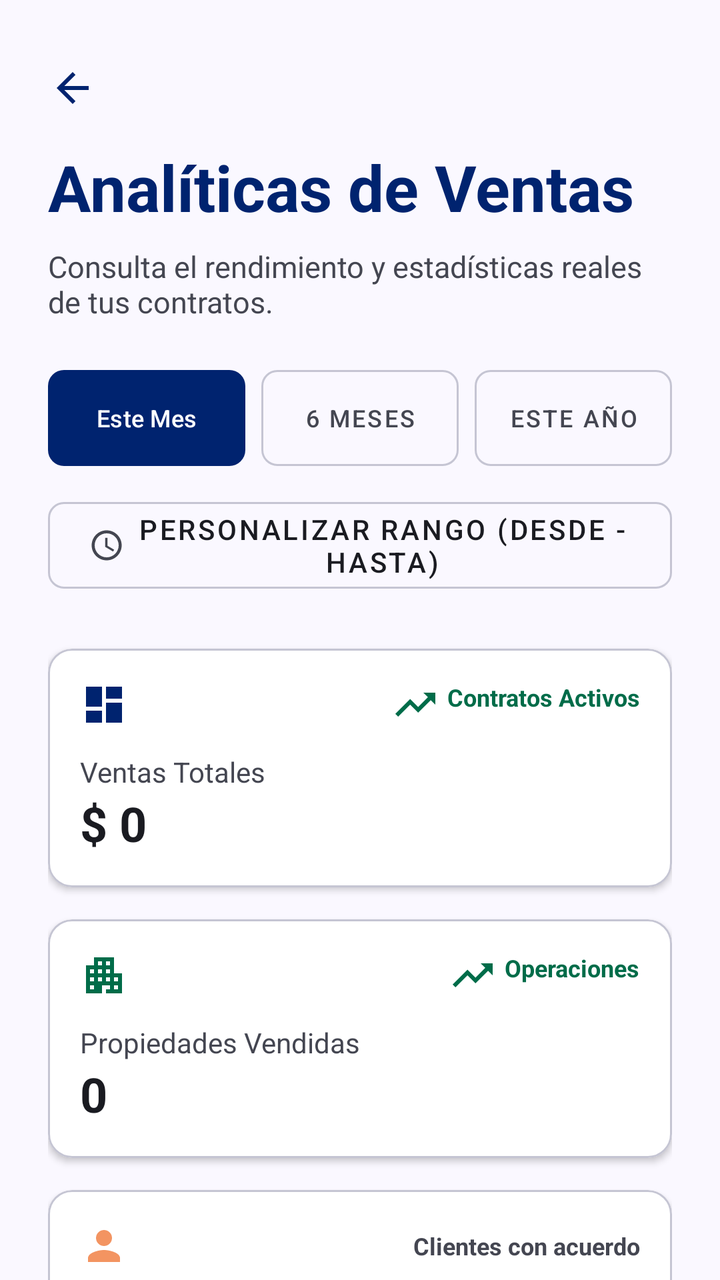
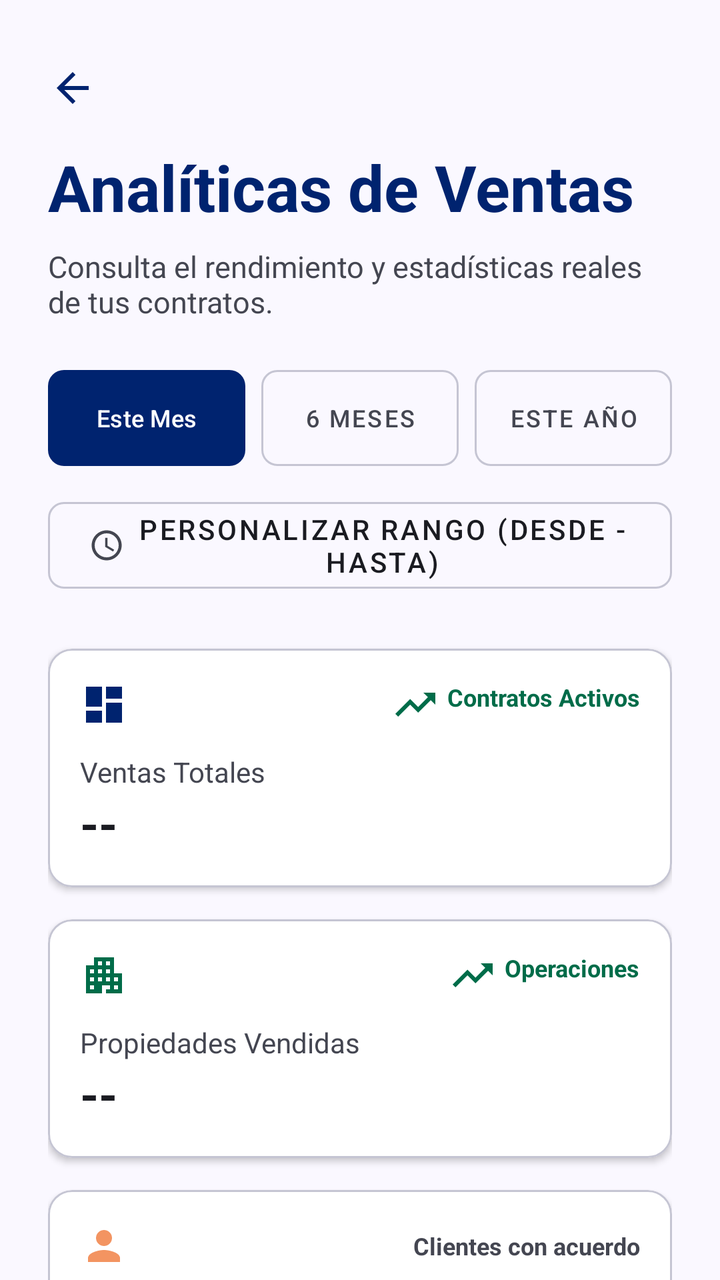

Screens rendered from an Android XML layout before and after an edit, with the pre-edit source and the edit as a unified diff.
<!-- AndroidManifest.xml: application theme Theme.InmobiliariaVenta -->
<!-- res/layout/fragment_admin_ventas.xml -->
<?xml version="1.0" encoding="utf-8"?>
<androidx.coordinatorlayout.widget.CoordinatorLayout xmlns:android="http://schemas.android.com/apk/res/android"
    xmlns:app="http://schemas.android.com/apk/res-auto"
    xmlns:tools="http://schemas.android.com/tools"
    android:layout_width="match_parent"
    android:layout_height="match_parent"
    android:background="@color/colorSurface"
    tools:context=".ui.admin.AdminVentasFragment">

    <androidx.core.widget.NestedScrollView
        android:layout_width="match_parent"
        android:layout_height="match_parent"
        android:fillViewport="true"
        android:clipToPadding="false"
        android:paddingBottom="24dp">

        <LinearLayout
            android:layout_width="match_parent"
            android:layout_height="wrap_content"
            android:orientation="vertical"
            android:padding="24dp">

            
            <ImageButton
                android:id="@+id/btn_back"
                android:layout_width="40dp"
                android:layout_height="40dp"
                android:layout_marginBottom="8dp"
                android:layout_marginStart="-8dp"
                android:background="?attr/selectableItemBackgroundBorderless"
                android:src="@drawable/ic_arrow_back"
                app:tint="@color/colorPrimary"
                android:contentDescription="Volver" />

            <TextView
                android:layout_width="wrap_content"
                android:layout_height="wrap_content"
                android:text="Analíticas de Ventas"
                android:textColor="@color/colorPrimary"
                android:textSize="32sp"
                android:textStyle="bold" />

            <TextView
                android:layout_width="wrap_content"
                android:layout_height="wrap_content"
                android:layout_marginTop="8dp"
                android:layout_marginBottom="24dp"
                android:text="Consulta el rendimiento y estadísticas reales de tus contratos."
                android:textColor="@color/colorOnSurfaceVariant"
                android:textSize="15sp" />

            
            <LinearLayout
                android:layout_width="match_parent"
                android:layout_height="wrap_content"
                android:orientation="vertical"
                android:layout_marginBottom="24dp">

                <LinearLayout
                    android:layout_width="match_parent"
                    android:layout_height="wrap_content"
                    android:orientation="horizontal"
                    android:baselineAligned="false">

                    <com.google.android.material.button.MaterialButton
                        android:id="@+id/btn_periodo_mes"
                        android:layout_width="0dp"
                        android:layout_height="wrap_content"
                        android:layout_weight="1"
                        android:text="Este Mes"
                        android:layout_marginEnd="8dp"
                        app:backgroundTint="@color/colorPrimary"
                        android:textColor="@color/colorOnPrimary"
                        app:cornerRadius="8dp"
                        android:textSize="12sp"
                        android:insetTop="0dp"
                        android:insetBottom="0dp"
                        android:padding="8dp"/>

                    <com.google.android.material.button.MaterialButton
                        android:id="@+id/btn_periodo_6_meses"
                        android:layout_width="0dp"
                        android:layout_height="wrap_content"
                        android:layout_weight="1"
                        android:text="6 Meses"
                        style="@style/Widget.MaterialComponents.Button.OutlinedButton"
                        android:layout_marginEnd="8dp"
                        android:textColor="@color/colorOnSurfaceVariant"
                        app:strokeColor="@color/colorOutlineVariant"
                        app:cornerRadius="8dp"
                        android:textSize="12sp"
                        android:insetTop="0dp"
                        android:insetBottom="0dp"
                        android:padding="8dp"/>

                    <com.google.android.material.button.MaterialButton
                        android:id="@+id/btn_periodo_anio"
                        android:layout_width="0dp"
                        android:layout_height="wrap_content"
                        android:layout_weight="1"
                        android:text="Este Año"
                        style="@style/Widget.MaterialComponents.Button.OutlinedButton"
                        android:textColor="@color/colorOnSurfaceVariant"
                        app:strokeColor="@color/colorOutlineVariant"
                        app:cornerRadius="8dp"
                        android:textSize="12sp"
                        android:insetTop="0dp"
                        android:insetBottom="0dp"
                        android:padding="8dp"/>
                </LinearLayout>

                
                <com.google.android.material.button.MaterialButton
                    android:id="@+id/btn_custom_range"
                    android:layout_width="match_parent"
                    android:layout_height="wrap_content"
                    android:layout_marginTop="12dp"
                    android:text="Personalizar rango (Desde - Hasta)"
                    style="@style/Widget.MaterialComponents.Button.OutlinedButton"
                    app:icon="@drawable/ic_schedule"
                    app:iconGravity="textStart"
                    android:textColor="@color/colorOnSurface"
                    app:iconTint="@color/colorOnSurfaceVariant"
                    app:strokeColor="@color/colorOutlineVariant"
                    app:cornerRadius="8dp" />
            </LinearLayout>

            
            <com.google.android.material.card.MaterialCardView
                android:layout_width="match_parent"
                android:layout_height="wrap_content"
                android:layout_marginBottom="16dp"
                app:cardBackgroundColor="@color/colorSurfaceContainerLowest"
                app:cardCornerRadius="12dp"
                app:cardElevation="2dp"
                app:strokeColor="@color/colorOutlineVariant"
                app:strokeWidth="1dp">

                <LinearLayout
                    android:layout_width="match_parent"
                    android:layout_height="wrap_content"
                    android:orientation="vertical"
                    android:padding="16dp">

                    <LinearLayout
                        android:layout_width="match_parent"
                        android:layout_height="wrap_content"
                        android:orientation="horizontal"
                        android:gravity="center_vertical">

                        <ImageView
                            android:layout_width="24dp"
                            android:layout_height="24dp"
                            android:src="@drawable/ic_dashboard"
                            app:tint="@color/colorPrimary" />

                        <Space android:layout_width="0dp" android:layout_height="wrap_content" android:layout_weight="1" />

                        <TextView
                            android:id="@+id/tv_ventas_totales_badge"
                            android:layout_width="wrap_content"
                            android:layout_height="wrap_content"
                            android:text="Contratos Activos"
                            android:textColor="#006C49"
                            android:textSize="12sp"
                            android:textStyle="bold"
                            android:drawablePadding="4dp"
                            app:drawableStartCompat="@drawable/ic_trending_up"
                            app:drawableTint="#006C49" />
                    </LinearLayout>

                    <TextView
                        android:layout_width="wrap_content"
                        android:layout_height="wrap_content"
                        android:layout_marginTop="12dp"
                        android:text="Ventas Totales"
                        android:textColor="@color/colorOnSurfaceVariant"
                        android:textSize="14sp" />

                    <TextView
                        android:id="@+id/tv_ventas_totales_monto"
                        android:layout_width="wrap_content"
                        android:layout_height="wrap_content"
                        android:text="$ 0"
                        android:textColor="@color/colorOnSurface"
                        android:textSize="24sp"
                        android:textStyle="bold" />
                </LinearLayout>
            </com.google.android.material.card.MaterialCardView>

            
            <com.google.android.material.card.MaterialCardView
                android:layout_width="match_parent"
                android:layout_height="wrap_content"
                android:layout_marginBottom="16dp"
                app:cardBackgroundColor="@color/colorSurfaceContainerLowest"
                app:cardCornerRadius="12dp"
                app:cardElevation="2dp"
                app:strokeColor="@color/colorOutlineVariant"
                app:strokeWidth="1dp">

                <LinearLayout
                    android:layout_width="match_parent"
                    android:layout_height="wrap_content"
                    android:orientation="vertical"
                    android:padding="16dp">

                    <LinearLayout
                        android:layout_width="match_parent"
                        android:layout_height="wrap_content"
                        android:orientation="horizontal"
                        android:gravity="center_vertical">

                        <ImageView
                            android:layout_width="24dp"
                            android:layout_height="24dp"
                            android:src="@drawable/ic_propiedades"
                            app:tint="#006C49" />

                        <Space android:layout_width="0dp" android:layout_height="wrap_content" android:layout_weight="1" />

                        <TextView
                            android:id="@+id/tv_propiedades_vendidas_badge"
                            android:layout_width="wrap_content"
                            android:layout_height="wrap_content"
                            android:text="Operaciones"
                            android:textColor="#006C49"
                            android:textSize="12sp"
                            android:textStyle="bold"
                            android:drawablePadding="4dp"
                            app:drawableStartCompat="@drawable/ic_trending_up"
                            app:drawableTint="#006C49" />
                    </LinearLayout>

                    <TextView
                        android:layout_width="wrap_content"
                        android:layout_height="wrap_content"
                        android:layout_marginTop="12dp"
                        android:text="Propiedades Vendidas"
                        android:textColor="@color/colorOnSurfaceVariant"
                        android:textSize="14sp" />

                    <TextView
                        android:id="@+id/tv_propiedades_vendidas_count"
                        android:layout_width="wrap_content"
                        android:layout_height="wrap_content"
                        android:text="0"
                        android:textColor="@color/colorOnSurface"
                        android:textSize="24sp"
                        android:textStyle="bold" />
                </LinearLayout>
            </com.google.android.material.card.MaterialCardView>

            
            <com.google.android.material.card.MaterialCardView
                android:layout_width="match_parent"
                android:layout_height="wrap_content"
                android:layout_marginBottom="28dp"
                app:cardBackgroundColor="@color/colorSurfaceContainerLowest"
                app:cardCornerRadius="12dp"
                app:cardElevation="2dp"
                app:strokeColor="@color/colorOutlineVariant"
                app:strokeWidth="1dp">

                <LinearLayout
                    android:layout_width="match_parent"
                    android:layout_height="wrap_content"
                    android:orientation="vertical"
                    android:padding="16dp">

                    <LinearLayout
                        android:layout_width="match_parent"
                        android:layout_height="wrap_content"
                        android:orientation="horizontal"
                        android:gravity="center_vertical">

                        <ImageView
                            android:layout_width="24dp"
                            android:layout_height="24dp"
                            android:src="@drawable/ic_person"
                            app:tint="#F39461" />

                        <Space android:layout_width="0dp" android:layout_height="wrap_content" android:layout_weight="1" />

                        <TextView
                            android:id="@+id/tv_clientes_nuevos_badge"
                            android:layout_width="wrap_content"
                            android:layout_height="wrap_content"
                            android:text="Clientes con acuerdo"
                            android:textSize="12sp"
                            android:textColor="@color/colorOnSurfaceVariant"
                            android:textStyle="bold" />
                    </LinearLayout>

                    <TextView
                        android:layout_width="wrap_content"
                        android:layout_height="wrap_content"
                        android:layout_marginTop="12dp"
                        android:text="Clientes con Contrato"
                        android:textColor="@color/colorOnSurfaceVariant"
                        android:textSize="14sp" />

                    <TextView
                        android:id="@+id/tv_clientes_nuevos_count"
                        android:layout_width="wrap_content"
                        android:layout_height="wrap_content"
                        android:text="0"
                        android:textColor="@color/colorOnSurface"
                        android:textSize="24sp"
                        android:textStyle="bold" />
                </LinearLayout>
            </com.google.android.material.card.MaterialCardView>

            
            <com.google.android.material.card.MaterialCardView
                android:layout_width="match_parent"
                android:layout_height="wrap_content"
                android:layout_marginBottom="28dp"
                app:cardBackgroundColor="@color/colorSurfaceContainerLowest"
                app:cardCornerRadius="12dp"
                app:cardElevation="2dp"
                app:strokeColor="@color/colorOutlineVariant"
                app:strokeWidth="1dp">

                <LinearLayout
                    android:layout_width="match_parent"
                    android:layout_height="wrap_content"
                    android:orientation="vertical"
                    android:padding="16dp">

                    <LinearLayout
                        android:layout_width="match_parent"
                        android:layout_height="wrap_content"
                        android:orientation="horizontal"
                        android:gravity="center_vertical"
                        android:layout_marginBottom="12dp">

                        <ImageView
                            android:layout_width="24dp"
                            android:layout_height="24dp"
                            android:src="@drawable/ic_trending_up"
                            app:tint="#006C49" />

                        <TextView
                            android:layout_width="wrap_content"
                            android:layout_height="wrap_content"
                            android:layout_marginStart="8dp"
                            android:text="Reportes"
                            android:textColor="@color/colorPrimary"
                            android:textSize="18sp"
                            android:textStyle="bold" />
                    </LinearLayout>

                    <TextView
                        android:layout_width="match_parent"
                        android:layout_height="wrap_content"
                        android:layout_marginBottom="16dp"
                        android:text="Genera el reporte consolidado de ventas y operaciones del período seleccionado."
                        android:textColor="@color/colorOnSurfaceVariant"
                        android:textSize="14sp" />

                    <com.google.android.material.button.MaterialButton
                        android:id="@+id/btn_exportar_pdf"
                        android:layout_width="match_parent"
                        android:layout_height="wrap_content"
                        android:layout_marginBottom="8dp"
                        android:text="Exportar PDF"
                        android:textColor="@color/colorPrimary"
                        style="@style/Widget.MaterialComponents.Button.OutlinedButton"
                        app:strokeColor="@color/colorPrimary"
                        app:icon="@drawable/ic_inventory"
                        app:iconGravity="textStart"
                        app:iconTint="@color/colorPrimary"
                        app:cornerRadius="8dp" />

                    <com.google.android.material.button.MaterialButton
                        android:id="@+id/btn_exportar_excel"
                        android:layout_width="match_parent"
                        android:layout_height="wrap_content"
                        android:text="Exportar Excel (CSV)"
                        android:textColor="#006C49"
                        style="@style/Widget.MaterialComponents.Button.OutlinedButton"
                        app:strokeColor="#006C49"
                        app:icon="@drawable/ic_dashboard"
                        app:iconGravity="textStart"
                        app:iconTint="#006C49"
                        app:cornerRadius="8dp" />
                </LinearLayout>
            </com.google.android.material.card.MaterialCardView>

            
            <LinearLayout
                android:layout_width="match_parent"
                android:layout_height="wrap_content"
                android:orientation="horizontal"
                android:gravity="center_vertical"
                android:layout_marginBottom="14dp">

                <TextView
                    android:layout_width="0dp"
                    android:layout_height="wrap_content"
                    android:layout_weight="1"
                    android:text="Propiedades Vendidas"
                    android:textColor="@color/colorOnSurface"
                    android:textSize="20sp"
                    android:textStyle="bold" />

                <TextView
                    android:id="@+id/tv_ver_todas_propiedades"
                    android:layout_width="wrap_content"
                    android:layout_height="wrap_content"
                    android:text="Ver todas"
                    android:textColor="@color/colorPrimary"
                    android:textStyle="bold"
                    android:padding="8dp"
                    android:clickable="true"
                    android:focusable="true"
                    android:background="?attr/selectableItemBackgroundBorderless" />
            </LinearLayout>

            <LinearLayout
                android:id="@+id/layout_ventas_propiedades_container"
                android:layout_width="match_parent"
                android:layout_height="wrap_content"
                android:orientation="vertical" />

            <TextView
                android:id="@+id/tv_ventas_empty_propiedades"
                android:layout_width="match_parent"
                android:layout_height="wrap_content"
                android:gravity="center"
                android:paddingVertical="24dp"
                android:text="No hay ventas registradas en el período seleccionado."
                android:textColor="@color/colorOnSurfaceVariant"
                android:textSize="14sp"
                android:visibility="gone" />

        </LinearLayout>
    </androidx.core.widget.NestedScrollView>
</androidx.coordinatorlayout.widget.CoordinatorLayout>
<!-- resources referenced by this layout -->
<resources>
  <color name="colorOnPrimary">#FFFFFF</color>
  <color name="colorOnSurface">#1A1B21</color>
  <color name="colorOnSurfaceVariant">#444651</color>
  <color name="colorOutlineVariant">#C5C5D3</color>
  <color name="colorPrimary">#00236F</color>
  <color name="colorSurface">#FAF8FF</color>
  <color name="colorSurfaceContainerLowest">#FFFFFF</color>
  <!-- drawable ic_arrow_back (drawable) -->
  <vector xmlns:android="http://schemas.android.com/apk/res/android"
      android:width="24dp"
      android:height="24dp"
      android:viewportWidth="24"
      android:viewportHeight="24">
    <path
        android:fillColor="@color/colorPrimary"
        android:pathData="M20,11H7.83l5.59,-5.59L12,4l-8,8 8,8 1.41,-1.41L7.83,13H20v-2z"/>
  </vector>
  <!-- drawable ic_dashboard (drawable) -->
  <vector xmlns:android="http://schemas.android.com/apk/res/android"
      android:width="24dp"
      android:height="24dp"
      android:viewportWidth="24"
      android:viewportHeight="24">
    <path
        android:fillColor="#FF000000"
        android:pathData="M3,13h8L11,3L3,3v10zM3,21h8v-6L3,15v6zM13,21h8V11h-8v10zM13,3v6h8L21,3h-8z"/>
  </vector>
  <!-- drawable ic_inventory (drawable) -->
  <vector xmlns:android="http://schemas.android.com/apk/res/android"
      android:width="24dp"
      android:height="24dp"
      android:viewportWidth="24"
      android:viewportHeight="24">
    <path
        android:fillColor="#FF000000"
        android:pathData="M20,2H4C3,2 2,2.9 2,4v3.01C2,7.73 2.43,8.35 3,8.7V20c0,1.1 0.9,2 2,2h14c1.1,0 2,-0.9 2,-2V8.7c0.57,-0.35 1,-0.97 1,-1.69V4C22,2.9 21.1,2 20,2zM19,20H5V9h14V20zM20,7H4V4h16V7zM9,12h6v2H9V12z"/>
  </vector>
  <!-- drawable ic_person (drawable) -->
  <vector xmlns:android="http://schemas.android.com/apk/res/android"
      android:width="24dp"
      android:height="24dp"
      android:viewportWidth="24"
      android:viewportHeight="24">
    <path
        android:fillColor="#FF000000"
        android:pathData="M12,12c2.21,0 4,-1.79 4,-4s-1.79,-4 -4,-4 -4,1.79 -4,4 1.79,4 4,4zM12,14c-2.67,0 -8,1.34 -8,4v2h16v-2c0,-2.66 -5.33,-4 -8,-4z"/>
  </vector>
  <!-- drawable ic_propiedades (drawable) -->
  <vector xmlns:android="http://schemas.android.com/apk/res/android"
      android:width="24dp"
      android:height="24dp"
      android:viewportWidth="24"
      android:viewportHeight="24">
    <path
        android:fillColor="#FF000000"
        android:pathData="M17,11V3H7v4H3v14h8v-4h2v4h8V11H17zM7,19H5v-2h2V19zM7,15H5v-2h2V15zM7,11H5V9h2V11zM11,15H9v-2h2V15zM11,11H9V9h2V11zM11,7H9V5h2V7zM15,19h-2v-2h2V19zM15,15h-2v-2h2V15zM15,11h-2V9h2V11zM15,7h-2V5h2V7zM19,19h-2v-2h2V19zM19,15h-2v-2h2V15z"/>
  </vector>
  <!-- drawable ic_schedule (drawable) -->
  <vector xmlns:android="http://schemas.android.com/apk/res/android"
      android:width="24dp"
      android:height="24dp"
      android:viewportWidth="24"
      android:viewportHeight="24">
    <path
        android:fillColor="#FF000000"
        android:pathData="M11.99,2C6.47,2 2,6.48 2,12s4.47,10 9.99,10C17.52,22 22,17.52 22,12S17.52,2 11.99,2zM12,20c-4.42,0 -8,-3.58 -8,-8s3.58,-8 8,-8 8,3.58 8,8 -3.58,8 -8,8zM12.5,7H11v6l5.25,3.15 0.75,-1.23 -4.5,-2.67z"/>
  </vector>
  <!-- drawable ic_trending_up (drawable) -->
  <vector xmlns:android="http://schemas.android.com/apk/res/android"
      android:width="24dp"
      android:height="24dp"
      android:viewportWidth="24"
      android:viewportHeight="24">
    <path
        android:fillColor="#FF000000"
        android:pathData="M16,6l2.29,2.29 -4.88,4.88 -4,-4L2,16.59 3.41,18l6,-6 4,4 6.3,-6.29L22,12L22,6h-6z"/>
  </vector>
  <style name="Theme.InmobiliariaVenta" parent="Base.Theme.InmobiliariaVenta" />
  <color name="colorPrimaryContainer">#1E3A8A</color>
  <!-- unchanged entries left out for length: 1 -->
</resources>

<!-- the commit's change to res/layout/fragment_admin_ventas.xml (unified diff, before → after) -->
@@ -181,7 +181,7 @@
                         android:id="@+id/tv_ventas_totales_monto"
                         android:layout_width="wrap_content"
                         android:layout_height="wrap_content"
-                        android:text="$ 0"
+                        android:text="--"
                         android:textColor="@color/colorOnSurface"
                         android:textSize="24sp"
                         android:textStyle="bold" />
@@ -244,7 +244,7 @@
                         android:id="@+id/tv_propiedades_vendidas_count"
                         android:layout_width="wrap_content"
                         android:layout_height="wrap_content"
-                        android:text="0"
+                        android:text="--"
                         android:textColor="@color/colorOnSurface"
                         android:textSize="24sp"
                         android:textStyle="bold" />
@@ -304,7 +304,7 @@
                         android:id="@+id/tv_clientes_nuevos_count"
                         android:layout_width="wrap_content"
                         android:layout_height="wrap_content"
-                        android:text="0"
+                        android:text="--"
                         android:textColor="@color/colorOnSurface"
                         android:textSize="24sp"
                         android:textStyle="bold" />
